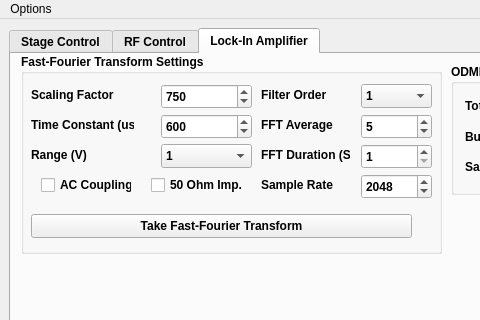
Before: the Qt Designer form scanning_magnetometer.ui in WarwickEPR/ScanningMagnetometry, drawn with Qt 5; both pictures show x 0 to 480 and y 0 to 320 of the 856 by 483 pixel window.
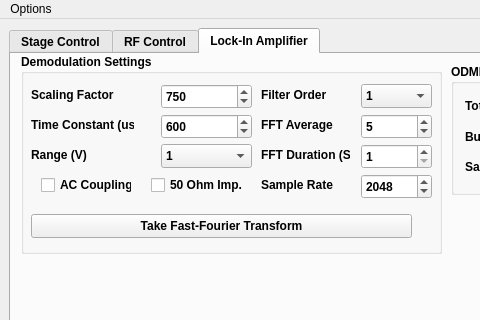
After: the same form once the commit is applied.

Commit message:
odmr postivie gradient search check
Added check button to allow toggling between looking for positive or negative gradients in the ODMR sweep to account for changes in phase

Diff of the .ui file:
```diff
--- a/scanning_magnetometer.ui
+++ b/scanning_magnetometer.ui
@@ -1554,7 +1554,7 @@
          </rect>
         </property>
         <property name="title">
-         <string>Fast-Fourier Transform Settings</string>
+         <string>Demodulation Settings</string>
         </property>
         <widget class="QPushButton" name="takeFFTButton">
          <property name="geometry">
```
The commit also changes 1 other file.
